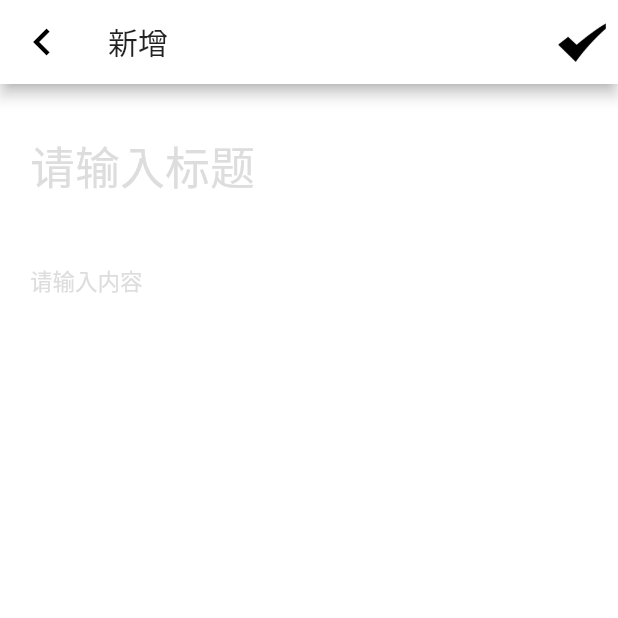
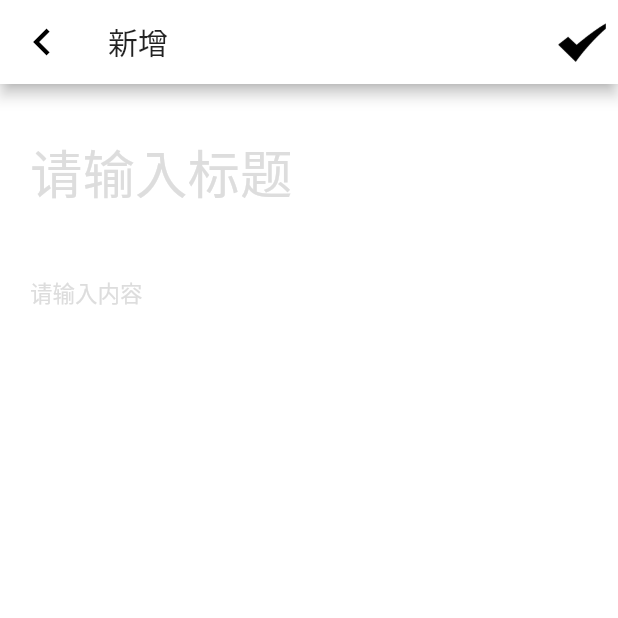
Before and after one commit to pushinl/Todo_Flutter, a Flutter app: the WriteNotePage screen opened directly, on a phone screen of 412 x 824 dp, the top half of it. Run offline on Flutter 3.47's test engine with Material 2 defaults, Android fonts, the phone set to English and light mode, and no system bars; our stand-ins replace sqflite, toast; missing offline and left inert: flutter_picker, r_calendar; accounts and stored records are empty.

Commit message:
[fix] 加上上次commit 优化了写备忘录的界面

```diff
--- a/lib/pages/notepage/WriteNotePage.dart
+++ b/lib/pages/notepage/WriteNotePage.dart
@@ -78,7 +78,7 @@ class _WriteNotePageState extends State<WriteNotePage> {
               child: ListView(
                 children: [
                   TextField(
-                    style: TextStyle(fontSize: 30),
+                    style: TextStyle(fontSize: 35),
                     cursorColor: ColorUtils.color_black,
                     controller: title,
                     decoration: buildInputDecoration("请输入标题"),
```
